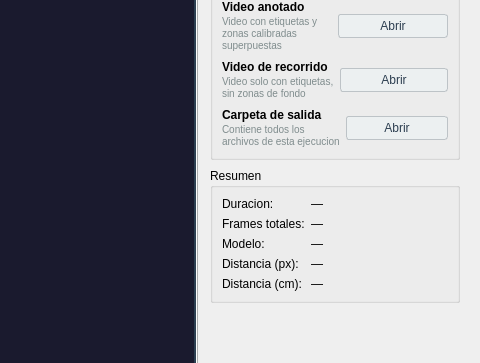
Above: gui/main_window.ui from S4H0ST/Computer-Vision-Mice-Tracking before the change; both pictures show x 720 to 1200 and y 242 to 605 of the 1200 by 847 pixel window. Below: the same form after it.
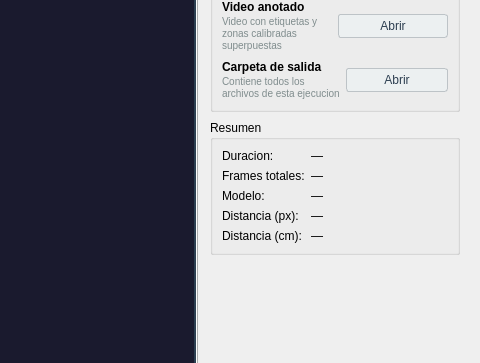
That is the form after the change. The open tabs and pages were chosen to show the change.

Commit message: feat: model status label, nav guards when no model, frozen-exe path fixes

Diff of the .ui file:
```diff
--- a/gui/main_window.ui
+++ b/gui/main_window.ui
@@ -82,7 +82,7 @@
     background-color: #2ecc71;
 }
 QPushButton#btn_open_excel, QPushButton#btn_open_video1,
-QPushButton#btn_open_video2, QPushButton#btn_open_folder {
+QPushButton#btn_open_folder {
     background-color: #ecf0f1;
     color: #2c3e50;
     border: 1px solid #bdc3c7;
@@ -1638,50 +1638,6 @@
                  </item>
                 </layout>
                </item>
-               <item>
-                <layout class="QHBoxLayout" name="video2Row">
-                 <property name="spacing">
-                  <number>6</number>
-                 </property>
-                 <item>
-                  <layout class="QVBoxLayout" name="video2LabelCol">
-                   <property name="spacing">
-                    <number>1</number>
-                   </property>
-                   <item>
-                    <widget class="QLabel" name="lbl_file_video2">
-                     <property name="text">
-                      <string>Video de recorrido</string>
-                     </property>
-                     <property name="styleSheet">
-                      <string notr="true">font-size: 12px; font-weight: bold;</string>
-                     </property>
-                    </widget>
-                   </item>
-                   <item>
-                    <widget class="QLabel" name="lbl_desc_video2">
-                     <property name="text">
-                      <string>Video solo con etiquetas, sin zonas de fondo</string>
-                     </property>
-                     <property name="wordWrap">
-                      <bool>true</bool>
-                     </property>
-                     <property name="styleSheet">
-                      <string notr="true">color: #7f8c8d; font-size: 10px;</string>
-                     </property>
-                    </widget>
-                   </item>
-                  </layout>
-                 </item>
-                 <item>
-                  <widget class="QPushButton" name="btn_open_video2">
-                   <property name="text">
-                    <string>Abrir</string>
-                   </property>
-                  </widget>
-                 </item>
-                </layout>
-               </item>
                <item>
                 <layout class="QHBoxLayout" name="folderRow">
                  <property name="spacing">
```
Left out of the diff: 2 changed lines with no effect on the pictures. The commit also changes 3 other files.
